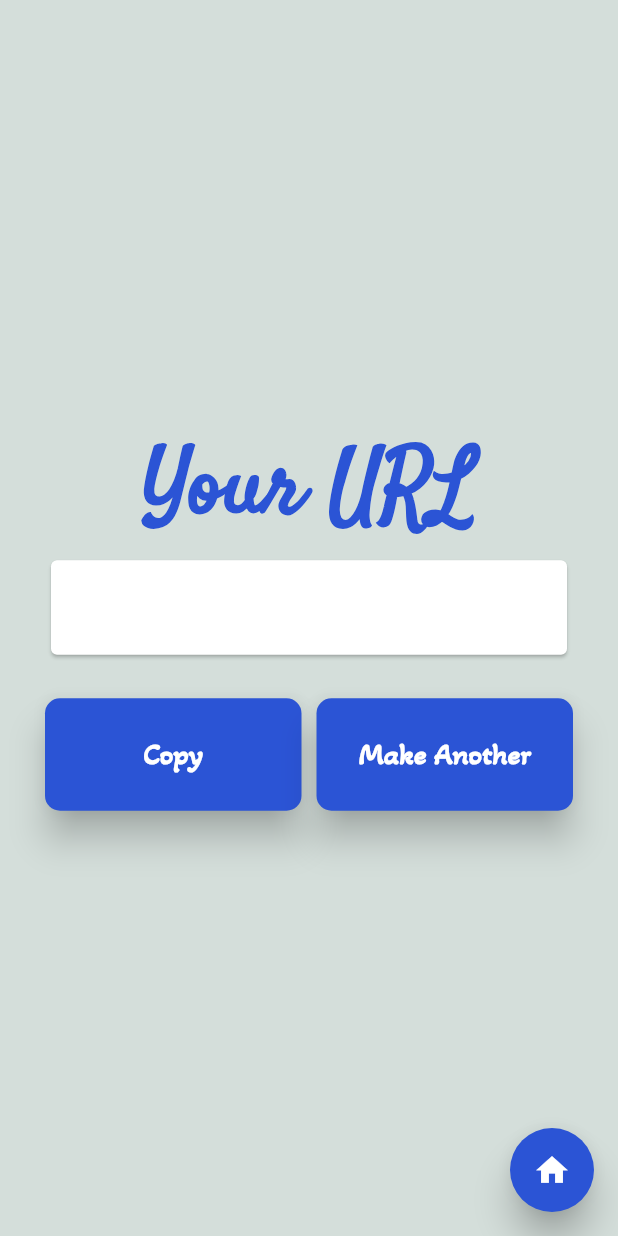
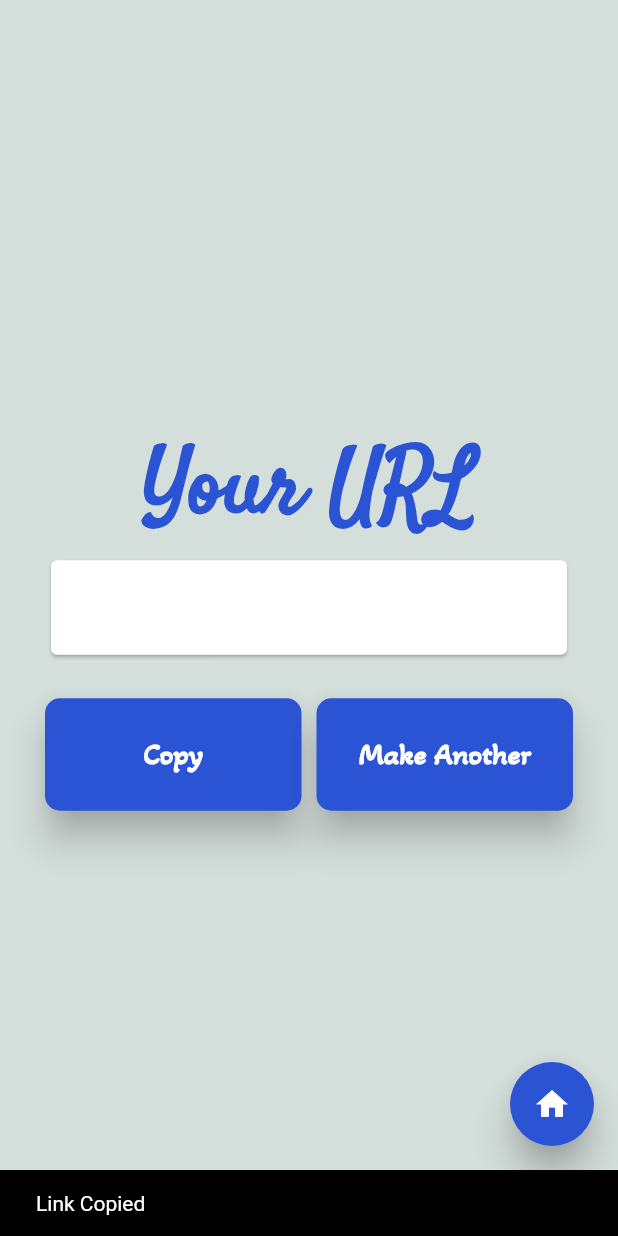
Before and after one commit to Nirbhay-nrb/URL-shortener-app, a Flutter app: the URLoutputPage screen opened directly with empty values, after a tap on "Copy", on a phone screen of 412 x 824 dp. Run offline on Flutter 3.47's test engine with Material 2 defaults, Android fonts, the phone set to English and light mode, and no system bars; our stand-ins replace animated_text_kit.

Commit message:
link copied notifier added

```diff
--- a/url_shortener_app/lib/constants.dart
+++ b/url_shortener_app/lib/constants.dart
@@ -38,3 +38,9 @@ final kDisplayTextFieldDecoration = InputDecoration(
     borderRadius: BorderRadius.all(Radius.circular(10.0)),
   ),
 );
+
+final snackBar = SnackBar(
+  content: Text('Link Copied'),
+  duration: Duration(seconds: 2),
+  backgroundColor: Colors.black,
+);
--- a/url_shortener_app/lib/screens/url_output_page.dart
+++ b/url_shortener_app/lib/screens/url_output_page.dart
@@ -1,3 +1,4 @@
+import 'package:flutter/foundation.dart';
 import 'package:flutter/material.dart';
 import 'package:flutter/services.dart';
 import 'package:url_shortener_app/constants.dart';
@@ -58,6 +59,7 @@ class URLoutputPage extends StatelessWidget {
                     onPressed: () {
                       final data = ClipboardData(text: resultURL);
                       Clipboard.setData(data);
+                      ScaffoldMessenger.of(context).showSnackBar(snackBar);
                     },
                   ),
                   SizedBox(
--- a/url_shortener_app/lib/widgets/listview_builder.dart
+++ b/url_shortener_app/lib/widgets/listview_builder.dart
@@ -3,6 +3,7 @@ import 'package:provider/provider.dart';
 import 'package:flutter/services.dart';
 import 'package:url_shortener_app/models/urls.dart';
 
+import '../constants.dart';
 import 'listButton.dart';
 
 class ListOfURLs extends StatelessWidget {
@@ -28,6 +29,7 @@ class ListOfURLs extends StatelessWidget {
                   onTap: () {
                     final data = ClipboardData(text: listOfUrls[index]);
                     Clipboard.setData(data);
+                    ScaffoldMessenger.of(context).showSnackBar(snackBar);
                   },
                   child: ListButton(
                     icon: Icons.copy,
```
